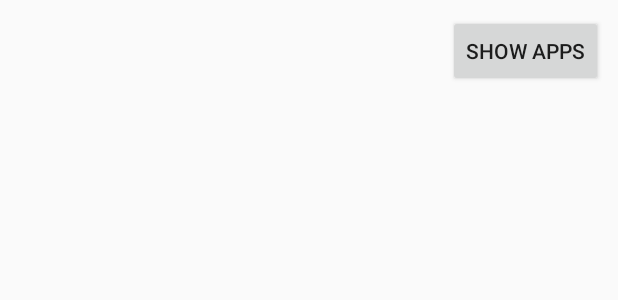
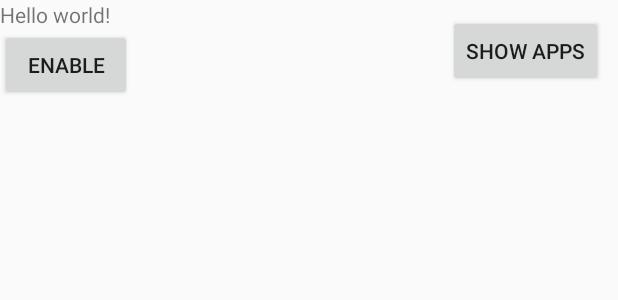
Before and after one commit to korenyoni/Pomodoroid, an Android app: the layout activity_home.xml on its own in the app's theme, with its tools: preview values and no code run, on a phone screen of 412 x 824 dp. Shown: the top 300 px of the screen. Run offline under Robolectric (Android 15) with nearby library versions, the phone set to English and light mode, and no system bars.

Commit message:
Added locking of screen when receiving text message
The application becomes an administrator

```diff
--- a/app/src/main/res/layout/activity_home.xml
+++ b/app/src/main/res/layout/activity_home.xml
@@ -3,6 +3,12 @@
     android:layout_width="match_parent"
     android:layout_height="match_parent"
     tools:context=".HomeActivity" >
+
+    <TextView
+        android:id="@+id/txt1"
+        android:layout_width="wrap_content"
+        android:layout_height="wrap_content"
+        android:text="@string/hello_world"/>
 
     <Button
         android:id="@+id/apps_button"
@@ -16,4 +22,11 @@
         android:onClick="showApps"
         />
 
+    <Button
+        android:id="@+id/btnEnable"
+        android:layout_width="wrap_content"
+        android:layout_height="wrap_content"
+        android:text="Enable"
+        android:layout_below="@+id/txt1"/>
+
 </RelativeLayout>
--- /dev/null
+++ b/app/src/main/res/xml/admin.xml
@@ -0,0 +1,5 @@
+<device-admin xmlns:android="http://schemas.android.com/apk/res/android" >
+    <uses-policies>
+        <force-lock />
+    </uses-policies>
+</device-admin>
```
Also changed, not shown: app/src/main/AndroidManifest.xml (+13 -0 lines), app/src/main/java/com/kaya/simplelauncher/HomeActivity.java (+37 -1 lines), app/src/main/java/com/kaya/simplelauncher/MyAdminReceiver.java (added, +7 -0 lines), app/src/main/java/com/kaya/simplelauncher/SmsListener.java (+17 -5 lines), 1 other file.
